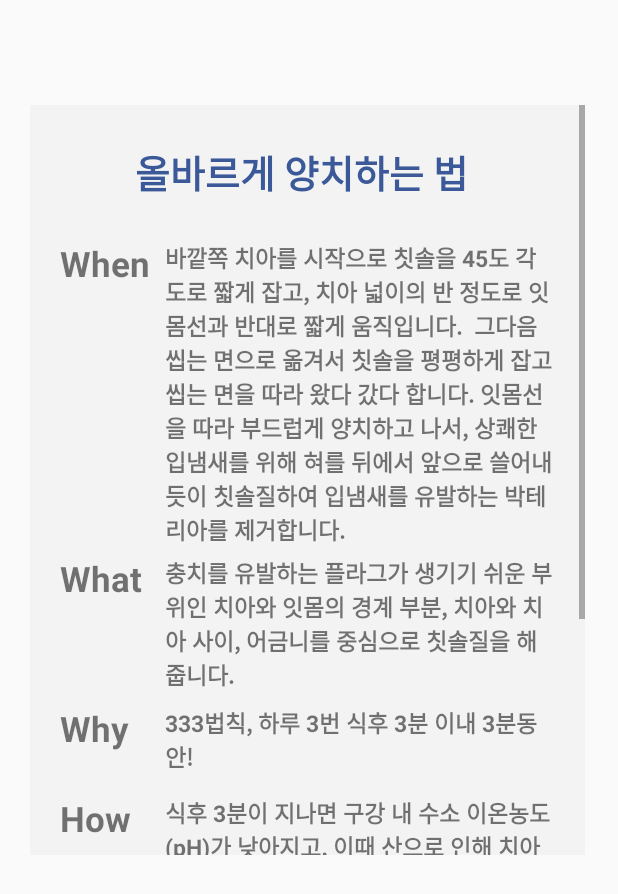
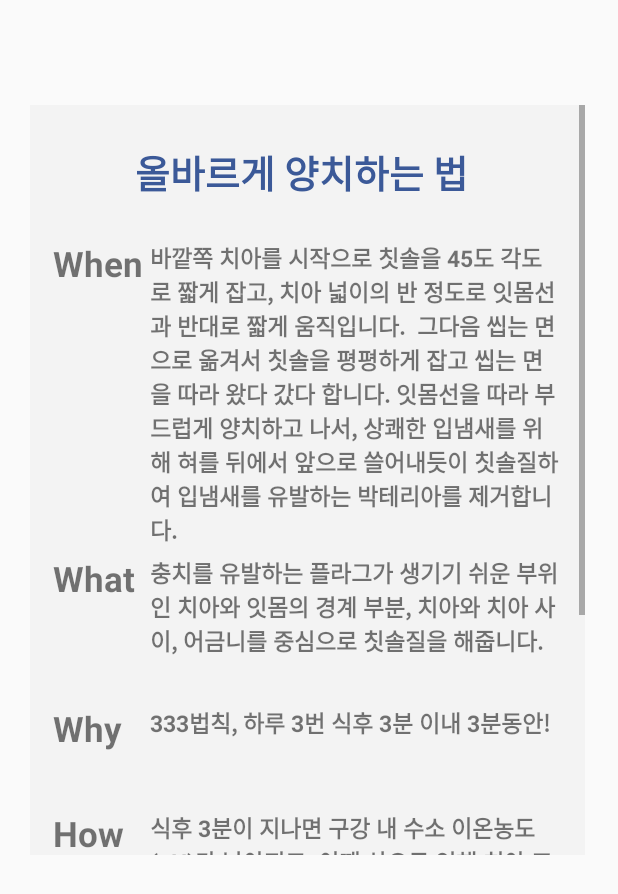
Before and after one commit to subinpark99/ToothSchedule_Project, an Android app: the layout lay1.xml on its own in the app's theme, with its tools: preview values and no code run, on a phone screen of 412 x 824 dp. Shown: the top 894 px of the screen. Run offline under Robolectric (Android 15) with nearby library versions, the phone set to English and light mode, and no system bars.

Commit message:
정보게시판 텍스트만

```diff
--- a/app/src/main/java/com/example/toothscheduleproject/InfoBoard.java
+++ b/app/src/main/java/com/example/toothscheduleproject/InfoBoard.java
@@ -41,7 +41,7 @@ public class InfoBoard extends AppCompatActivity {
         mPager.setOrientation(ViewPager2.ORIENTATION_HORIZONTAL);
 
 
-        mPager.setCurrentItem(1000); //시작 지점
+        mPager.setCurrentItem(1); //시작 지점
         mPager.setOffscreenPageLimit(6); //최대 이미지 수
 
         mPager.registerOnPageChangeCallback(new ViewPager2.OnPageChangeCallback() {
--- a/app/src/main/res/layout/lay1.xml
+++ b/app/src/main/res/layout/lay1.xml
@@ -40,7 +40,7 @@
                 android:layout_width="wrap_content"
                 android:layout_height="wrap_content"
                 android:layout_marginTop="90dp"
-                android:layout_marginStart="20dp"
+                android:layout_marginStart="15dp"
                 android:layout_marginEnd="30dp"
                 android:textStyle="bold"
                 android:textSize="23sp"
@@ -50,7 +50,7 @@
                 android:id="@+id/What"
                 android:layout_width="wrap_content"
                 android:layout_height="wrap_content"
-                android:layout_marginStart="20dp"
+                android:layout_marginStart="15dp"
                 android:layout_marginTop="300dp"
                 android:layout_marginEnd="30dp"
                 android:text="What"
@@ -61,7 +61,7 @@
                 android:layout_width="wrap_content"
                 android:layout_height="wrap_content"
                 android:layout_marginTop="400dp"
-                android:layout_marginStart="20dp"
+                android:layout_marginStart="15dp"
                 android:layout_marginEnd="30dp"
                 android:textStyle="bold"
                 android:textSize="23sp"
@@ -70,8 +70,8 @@
                 android:id="@+id/How"
                 android:layout_width="wrap_content"
                 android:layout_height="wrap_content"
-                android:layout_marginTop="460dp"
-                android:layout_marginStart="20dp"
+                android:layout_marginTop="470dp"
+                android:layout_marginStart="15dp"
                 android:layout_marginEnd="30dp"
                 android:textStyle="bold"
                 android:textSize="23sp"
@@ -83,8 +83,8 @@
                 android:layout_width="wrap_content"
                 android:layout_height="wrap_content"
                 android:layout_marginTop="90dp"
-                android:layout_marginStart="90dp"
-                android:layout_marginEnd="20dp"
+                android:layout_marginStart="80dp"
+                android:layout_marginEnd="15dp"
                 android:textStyle="bold"
                 android:textSize="15sp"
                 android:text="바깥쪽 치아를 시작으로 칫솔을 45도 각도로 짧게 잡고, 치아 넓이의 반 정도로 잇몸선과 반대로 짧게 움직입니다.  그다음 씹는 면으로 옮겨서 칫솔을 평평하게 잡고 씹는 면을 따라 왔다 갔다 합니다. 잇몸선을 따라 부드럽게 양치하고 나서, 상쾌한 입냄새를 위해 혀를 뒤에서 앞으로 쓸어내듯이 칫솔질하여 입냄새를 유발하는 박테리아를 제거합니다.
@@ -95,8 +95,8 @@
                 android:layout_width="wrap_content"
                 android:layout_height="wrap_content"
                 android:layout_marginTop="300dp"
-                android:layout_marginStart="90dp"
-                android:layout_marginEnd="20dp"
+                android:layout_marginStart="80dp"
+                android:layout_marginEnd="15dp"
                 android:textStyle="bold"
                 android:textSize="15sp"
                 android:text="충치를 유발하는 플라그가 생기기 쉬운 부위인 치아와 잇몸의 경계 부분, 치아와 치아 사이, 어금니를 중심으로 칫솔질을 해줍니다.
@@ -106,8 +106,8 @@
                 android:layout_width="wrap_content"
                 android:layout_height="wrap_content"
                 android:layout_marginTop="400dp"
-                android:layout_marginStart="90dp"
-                android:layout_marginEnd="20dp"
+                android:layout_marginStart="80dp"
+                android:layout_marginEnd="15dp"
                 android:textStyle="bold"
                 android:textSize="15sp"
                 android:text="333법칙, 하루 3번 식후 3분 이내 3분동안!
@@ -116,10 +116,10 @@
                 android:id="@+id/txthow"
                 android:layout_width="wrap_content"
                 android:layout_height="wrap_content"
-                android:layout_marginTop="460dp"
-                android:layout_marginStart="90dp"
+                android:layout_marginTop="470dp"
+                android:layout_marginStart="80dp"
                 android:layout_marginEnd="20dp"
-                android:layout_marginBottom="20dp"
+                android:layout_marginBottom="15dp"
                 android:textStyle="bold"
                 android:textSize="15sp"
                 android:text="식후 3분이 지나면 구강 내 수소 이온농도(pH)가 낮아지고, 이때 산으로 인해 치아 표면이 손상됩니다. 당이 많은 케이크나, 아이스크림 등은 치아 표면에 들러붙기 쉽기때문에 식후 3분 내에 양치하는 것이 좋습니다.
--- a/app/src/main/res/layout/lay2.xml
+++ b/app/src/main/res/layout/lay2.xml
@@ -34,8 +34,8 @@
             android:layout_width="wrap_content"
             android:layout_height="wrap_content"
             android:layout_marginTop="90dp"
-            android:layout_marginStart="20dp"
-            android:layout_marginEnd="20dp"
+            android:layout_marginStart="15dp"
+            android:layout_marginEnd="15dp"
             android:textStyle="bold"
             android:textSize="15sp"
             android:text="  치약에 들어있는 연마제는 물이 닿으면 희석되는 성분이기 때문에 농도가 낮아지면서 연마 효과가 떨어진다. 마찬가지로 충치를 예방하는 불소 성분도 물과 닿아 희석되면 효과가 떨어진다. 거품이 생기면 더 상쾌하고 깨끗하게 닦이는 느낌이 들겠지만, 오히려 입안에 거품이 많이 생겨서 충분한 시간동안 양치질하지 않는 경우가 많다. 그러니 가급적이면 물을 묻히지 말고 치약만 묻혀 바로 양치하자."
--- a/app/src/main/res/layout/lay3.xml
+++ b/app/src/main/res/layout/lay3.xml
@@ -33,8 +33,8 @@
             android:layout_width="wrap_content"
             android:layout_height="wrap_content"
             android:layout_marginTop="90dp"
-            android:layout_marginStart="20dp"
-            android:layout_marginEnd="20dp"
+            android:layout_marginStart="15dp"
+            android:layout_marginEnd="15dp"
             android:textStyle="bold"
             android:textSize="15sp"
             android:text="   치약을 많이 쓴다고 효과가 좋은 것은 아니다. 치약 성분이 입속에 남아있다면 구강을 건조하게 만들어서 오히려 세균 번식도 쉬워지고 구취를 유발하게 된다. 그러니 치약은 칫솔모의 1/3 혹은 1/2만 짜서 사용하고, 칫솔모 위에 치약을 두껍게 올리는 것이 아니라 솔 안으로 스며들 수 있도록 좀 더 눌러서 짜길 권장한다." />
--- a/app/src/main/res/layout/lay4.xml
+++ b/app/src/main/res/layout/lay4.xml
@@ -33,8 +33,8 @@
             android:layout_width="wrap_content"
             android:layout_height="wrap_content"
             android:layout_marginTop="90dp"
-            android:layout_marginStart="20dp"
-            android:layout_marginEnd="20dp"
+            android:layout_marginStart="15dp"
+            android:layout_marginEnd="15dp"
             android:textStyle="bold"
             android:textSize="15sp"
             android:text="  입 냄새가 심하게 난다고 느껴지면 양치질할 때 혀 안쪽을 잘 닦아야한다. 목구멍과 가까운 혀 안쪽은 하얗게 설태가 끼어있는데, 세균이 설태에 포함된 단백질과 펩타이드를 분해해 입 냄새를 만들기 때문이다. 하지만 설태를 없애자고 뻣뻣한 칫솔로 빡빡 닦으면 혀에 상처가 날 수 있으니 혀클리너로 부드럽게 닦아야한다. "/>
--- a/app/src/main/res/layout/lay5.xml
+++ b/app/src/main/res/layout/lay5.xml
@@ -33,8 +33,8 @@
             android:layout_width="wrap_content"
             android:layout_height="wrap_content"
             android:layout_marginTop="90dp"
-            android:layout_marginStart="20dp"
-            android:layout_marginEnd="20dp"
+            android:layout_marginStart="15dp"
+            android:layout_marginEnd="15dp"
             android:textStyle="bold"
             android:textSize="15sp"
             android:text="  치아를 닦을때는 거울을 보면서 칫솔이 어느 부위를 닦아주고 있는지 정확히 보면서 움직여야한다. 대충 느낌만으로 양치질하면 치아와 잇몸사이를 닦아주고 있는지 알기 어렵다. 거울을 가까이 보면서 치아 손상이 생겼는지 잇몸이 붓거나 이상한 곳은 없는지 한번 점검하는 것이 좋다."/>
```
Also changed, not shown: app/src/main/res/layout/lay6.xml (+16 -16 lines).
